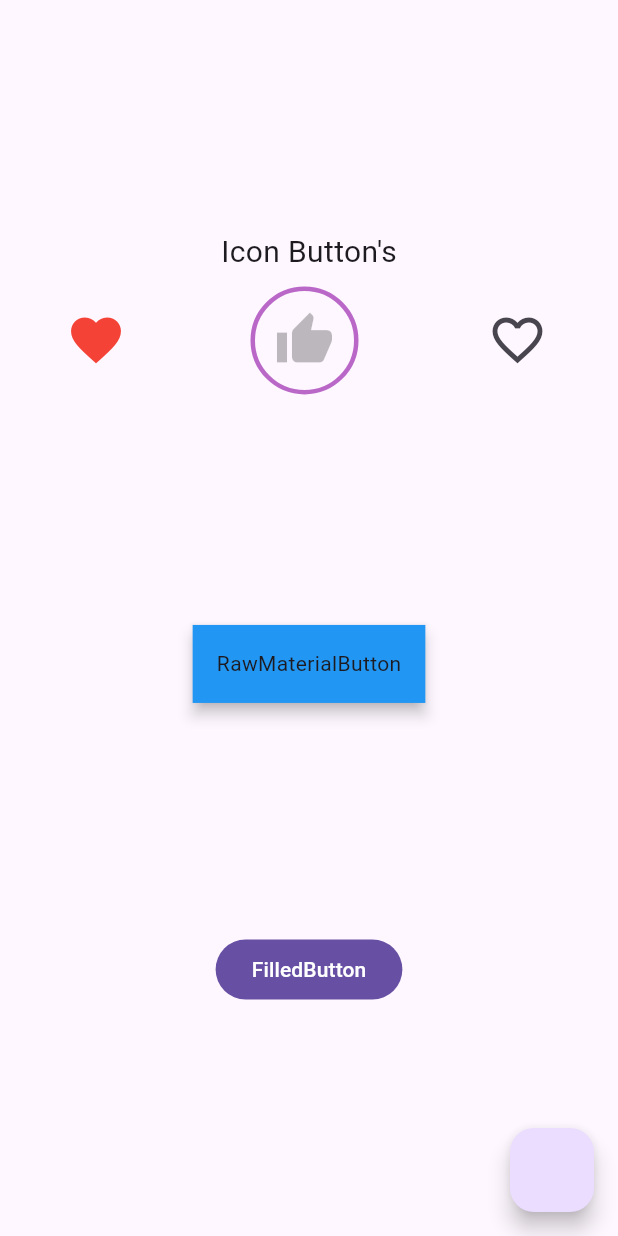
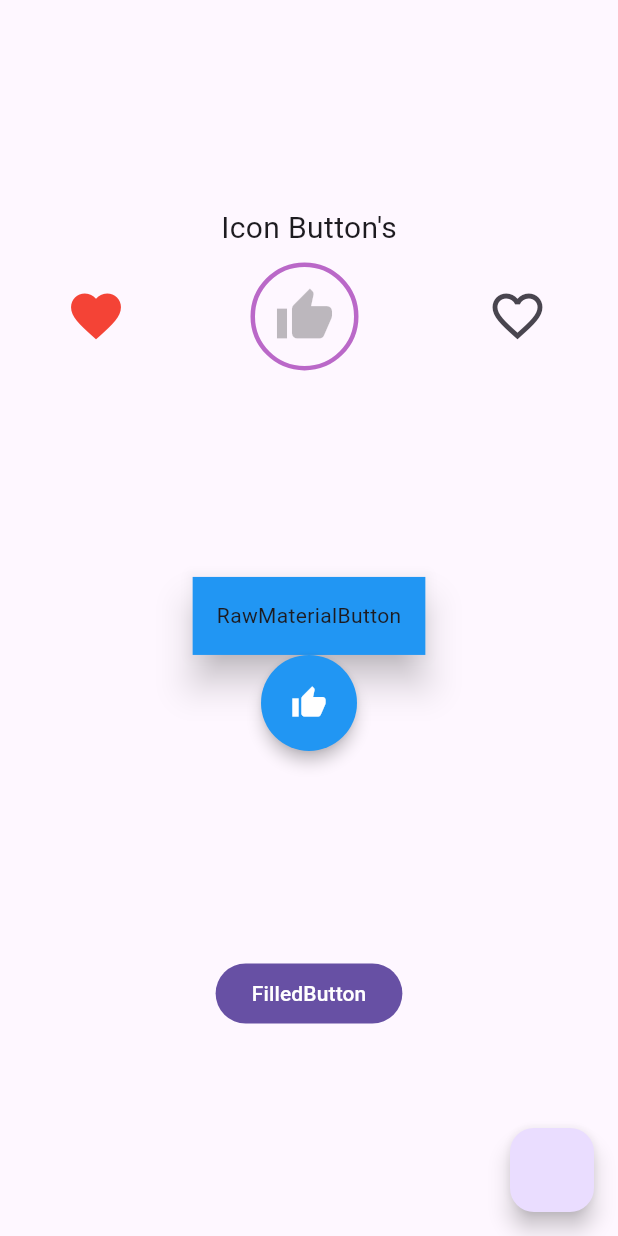
Before and after one commit to Ratndeep1999/buttons, a Flutter app: the screen it shows after launch, on a phone screen of 412 x 824 dp. Run offline on Flutter 3.47's test engine with Material 3 defaults, Android fonts, the phone set to English and light mode, and no system bars.

Commit message:
icon button, toggle icon button add, icon button with style attribute, Raw material button, circular raw material button,

```diff
--- a/lib/buttons2.dart
+++ b/lib/buttons2.dart
@@ -116,14 +116,17 @@ class _Buttons2State extends State<Buttons2> {
                 ],
               ),
 
-              /// Raw Material Button
+              /// Raw Material Buttons Section
+              Column(
+                children: [
+                  // Rectangular raw material button
                   RawMaterialButton(
                     onPressed: () {
                       debugPrint('RawMaterial Button..!');
                     },
                     fillColor: Colors.blue,
                     // normal state
-                elevation: 4.0,
+                    elevation: 10.0,
                     // when mouse hovers
                     hoverElevation: 6.0,
                     // when focused
@@ -132,6 +135,10 @@ class _Buttons2State extends State<Buttons2> {
                     highlightElevation: 8.0,
                     // when disabled
                     disabledElevation: 0.0,
+                    splashColor: Colors.red,      // ripple effect
+                    highlightColor: Colors.green, // when pressed
+                    hoverColor: Colors.orange,    // hover (desktop/web)
+                    focusColor: Colors.purple,    // when focused
                     padding: EdgeInsets.all(16),
                     // Button Shape
                     //shape: CircleBorder(),
@@ -140,6 +147,22 @@ class _Buttons2State extends State<Buttons2> {
                     // ),
 
                     child: Text('RawMaterialButton'),
+                  ),
+
+                  // Circular Raw material button
+                  RawMaterialButton(
+                    onPressed: () {
+                      debugPrint("Circular button..!");
+                    },
+                    fillColor: Colors.blue,
+                    splashColor: Colors.white,
+                    elevation: 4.0,
+                    shape: CircleBorder(),
+                    padding: EdgeInsets.all(20.0),
+                    child: Icon(Icons.thumb_up, color: Colors.white),
+                  )
+
+                ],
               ),
 
               /// PopUpMenuButton
```
Lines whose indentation alone changed are shown as unchanged.
